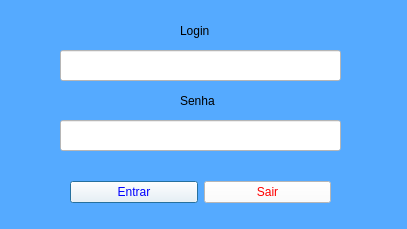
Before: the Qt Designer form login.ui in djeisson/SGV, drawn with Qt 5.
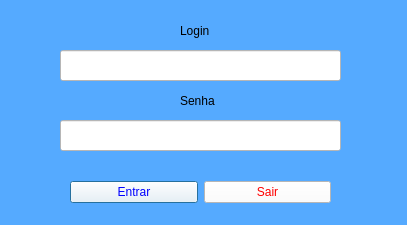
After: the same form once the commit is applied.

Commit message: Atualização da tela de login, verificação em banco de dados,layout

What changed in the file:
```diff
--- a/login.ui
+++ b/login.ui
@@ -7,7 +7,7 @@
     <x>0</x>
     <y>0</y>
     <width>407</width>
-    <height>229</height>
+    <height>225</height>
    </rect>
   </property>
   <property name="windowTitle">
```
Left out of the diff: 6 changed lines with no effect on the pictures. The commit also changes 5 other files.
